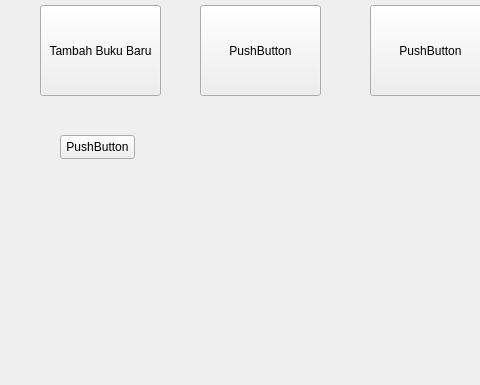
Old version of the form library.ui in the repository kyraa16/LibraryManagement; both pictures show x 90 to 570 and y 215 to 600 of the 921 by 600 pixel window.
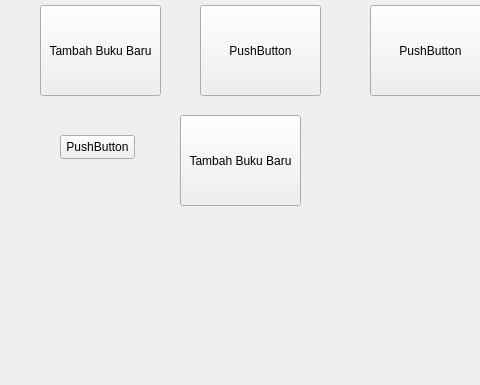
New version of the form.

```diff
--- a/library.ui
+++ b/library.ui
@@ -66,6 +66,19 @@
      <string>PushButton</string>
     </property>
    </widget>
+   <widget class="QPushButton" name="pushButton_5">
+    <property name="geometry">
+     <rect>
+      <x>270</x>
+      <y>330</y>
+      <width>121</width>
+      <height>91</height>
+     </rect>
+    </property>
+    <property name="text">
+     <string>Tambah Buku Baru</string>
+    </property>
+   </widget>
   </widget>
   <widget class="QMenuBar" name="menubar">
    <property name="geometry">
```
